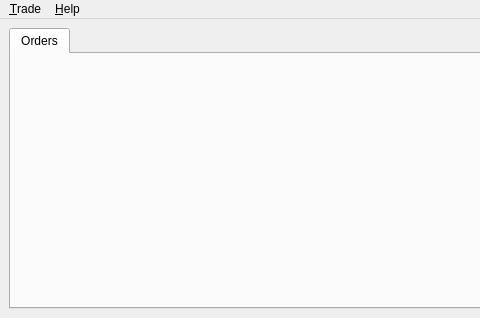
First picture: the form in sources/FrontEnd/Terminal/MainWindow.ui, repository alimogh/trdk, before the edit; both pictures show x 0 to 480 and y 0 to 318 of the 943 by 318 pixel window.
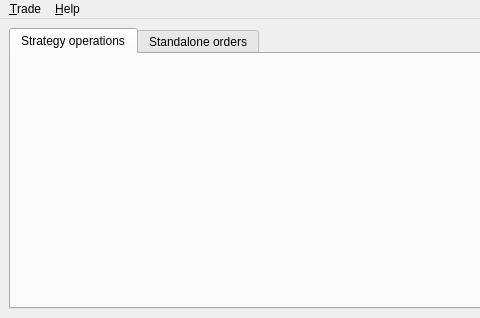
Second picture: the form after the edit.

Commit message: Strategy report UI (order by operations) https://trello.com/c/CkcdtrCM

```diff
--- a/sources/FrontEnd/Terminal/MainWindow.ui
+++ b/sources/FrontEnd/Terminal/MainWindow.ui
@@ -22,7 +22,12 @@
       </property>
       <widget class="QWidget" name="orders">
        <attribute name="title">
-        <string>Orders</string>
+        <string>Strategy operations</string>
+       </attribute>
+      </widget>
+      <widget class="QWidget" name="standaloneOrders">
+       <attribute name="title">
+        <string>Standalone orders</string>
        </attribute>
       </widget>
      </widget>
```
Left out of the diff: 4 changed lines with no effect on the pictures. The commit also changes 57 other files.
